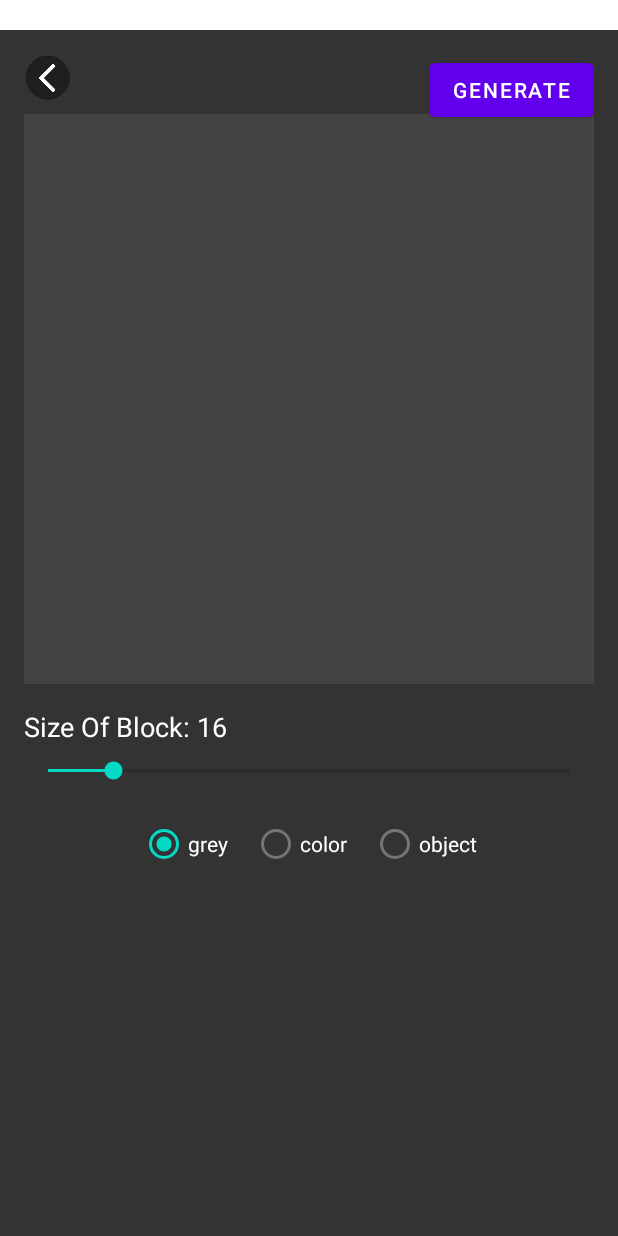
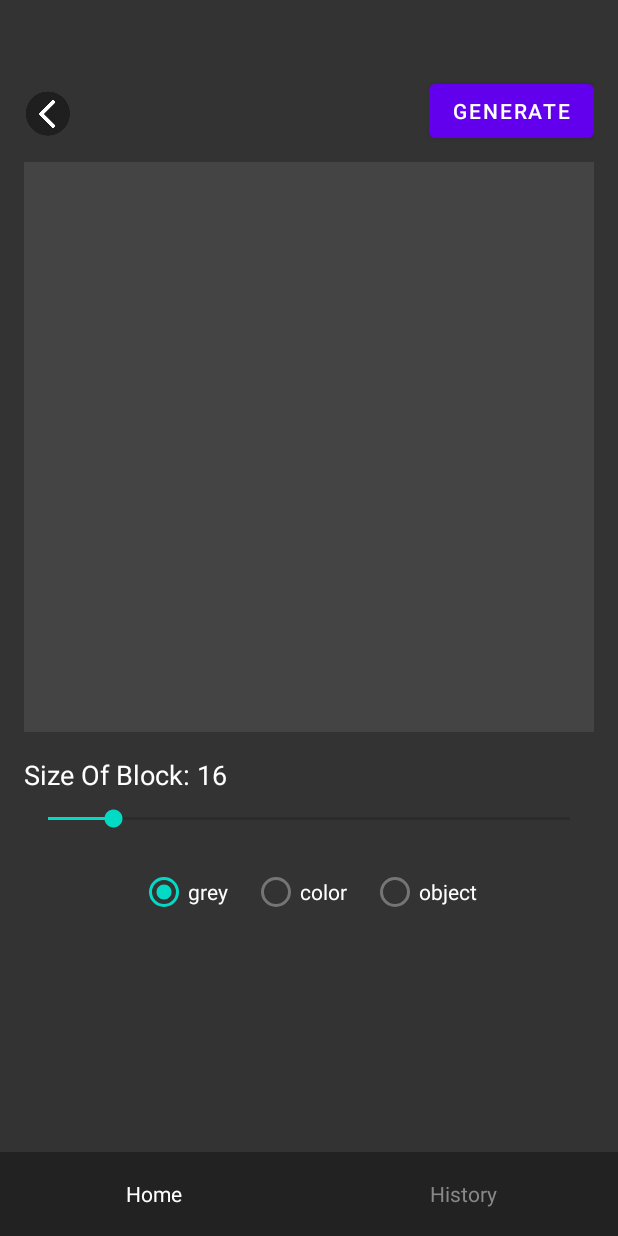
Before and after one commit to xihao-wang/motophosaic, an Android app: the SelectFragment screen opened through its navigation route, on a phone screen of 412 x 824 dp. Run offline under Robolectric (Android 15) with nearby library versions, the phone set to English and light mode, and no system bars.

Commit message:
ajouter barre

```diff
--- a/app/src/main/res/layout/activity_main.xml
+++ b/app/src/main/res/layout/activity_main.xml
@@ -3,20 +3,54 @@
     xmlns:android="http://schemas.android.com/apk/res/android"
     xmlns:app   ="http://schemas.android.com/apk/res-auto"
     android:layout_width="match_parent"
-    android:layout_height="match_parent"
-    android:paddingTop="20dp"
-    >
+    android:layout_height="match_parent">
 
-    <!-- NavHostFragment 容器 -->
+    <!-- 1) 这里是 NavHostFragment，用来承载各个 fragment-->
     <fragment
-        android:id="@+id/nav_host_fragment"
+        android:id="@+id/nav_host"
         android:name="androidx.navigation.fragment.NavHostFragment"
         android:layout_width="0dp"
         android:layout_height="0dp"
+        app:navGraph="@navigation/nav_graph"
         app:defaultNavHost="true"
-        app:navGraph="@navigation/nav_graph"
         app:layout_constraintTop_toTopOf="parent"
+        app:layout_constraintBottom_toTopOf="@id/bottomNav"
+        app:layout_constraintStart_toStartOf="parent"
+        app:layout_constraintEnd_toEndOf="parent"/>
+
+    <!-- 2) 底部导航栏，固定在 Activity 里 -->
+    <LinearLayout
+        android:id="@+id/bottomNav"
+        android:layout_width="0dp"
+        android:layout_height="56dp"
+        android:orientation="horizontal"
+        android:background="#222222"
+        android:gravity="center"
         app:layout_constraintBottom_toBottomOf="parent"
         app:layout_constraintStart_toStartOf="parent"
-        app:layout_constraintEnd_toEndOf="parent"/>
+        app:layout_constraintEnd_toEndOf="parent">
+
+        <TextView
+            android:id="@+id/navHome"
+            android:layout_width="0dp"
+            android:layout_height="match_parent"
+            android:layout_weight="1"
+            android:gravity="center"
+            android:text="Home"
+            android:textColor="#FFFFFF"
+            android:textSize="14sp"
+            android:clickable="true"/>
+
+        <TextView
+            android:id="@+id/navHistory"
+            android:layout_width="0dp"
+            android:layout_height="match_parent"
+            android:layout_weight="1"
+            android:gravity="center"
+            android:text="History"
+            android:textColor="#888888"
+            android:textSize="14sp"
+            android:clickable="true"/>
+    </LinearLayout>
+
 </androidx.constraintlayout.widget.ConstraintLayout>
--- a/app/src/main/res/layout/fragment_result.xml
+++ b/app/src/main/res/layout/fragment_result.xml
@@ -5,7 +5,9 @@
     android:id="@+id/resultRoot"
     android:layout_width="match_parent"
     android:layout_height="match_parent"
-    android:background="#333333">
+    android:background="#333333"
+    android:paddingTop="50dp"
+    android:paddingHorizontal="16dp">
 
     <!-- 返回按钮 -->
     <ImageView
@@ -15,6 +17,7 @@
         android:clickable="true"
         android:contentDescription="Back"
         android:src="@drawable/back"
+        android:layout_marginTop="10dp"
         app:layout_constraintStart_toStartOf="parent"
         app:layout_constraintTop_toTopOf="parent" />
 
--- a/app/src/main/res/layout/fragment_select.xml
+++ b/app/src/main/res/layout/fragment_select.xml
@@ -4,7 +4,8 @@
     xmlns:app   ="http://schemas.android.com/apk/res-auto"
     android:layout_width="match_parent"
     android:layout_height="match_parent"
-    android:padding="16dp"
+    android:paddingTop="50dp"
+    android:paddingHorizontal="16dp"
     android:background="#333333">
 
     <!-- 返回箭头 -->
@@ -17,18 +18,20 @@
         android:clickable="true"
         android:contentDescription="Back"
         android:src="@drawable/back"
+        android:layout_marginTop="10dp"
         app:layout_constraintStart_toStartOf="parent"
         app:layout_constraintTop_toTopOf="parent" />
+
+    <!-- 原图预览区 —— 正方形 -->
 
     <Button
         android:id="@+id/btnGenerate"
         android:layout_width="wrap_content"
         android:layout_height="wrap_content"
         android:text="Generate"
-        app:layout_constraintTop_toTopOf="parent"
-        app:layout_constraintEnd_toEndOf="parent"/>
+        app:layout_constraintEnd_toEndOf="parent"
+        app:layout_constraintTop_toTopOf="parent" />
 
-    <!-- 原图预览区 —— 正方形 -->
     <ImageView
         android:id="@+id/ivPreview"
         android:layout_width="0dp"
@@ -39,7 +42,7 @@
         app:layout_constraintStart_toStartOf="parent"
         app:layout_constraintEnd_toEndOf="parent"
         app:layout_constraintDimensionRatio="1:1"
-        android:layout_marginTop="8dp"/>
+        android:layout_marginTop="16dp"/>
 
     <!-- Block Size 文本 -->
     <TextView
```
